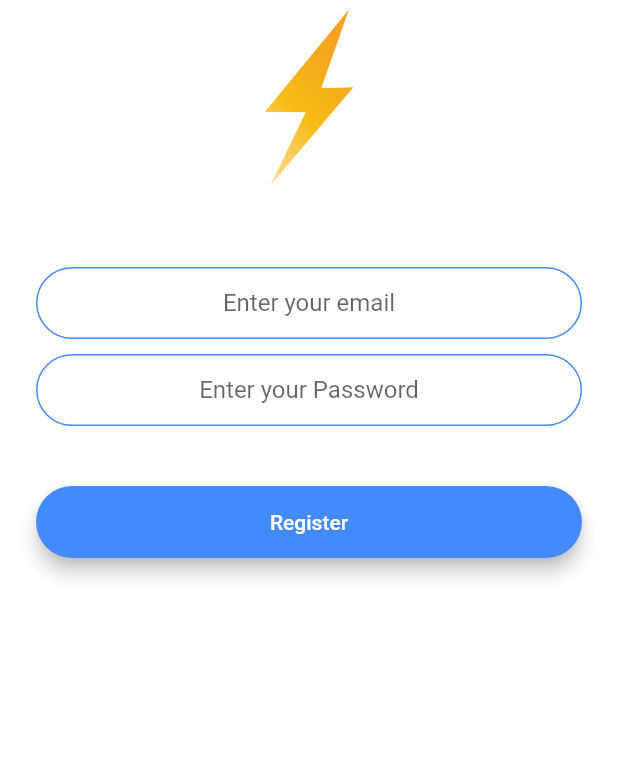
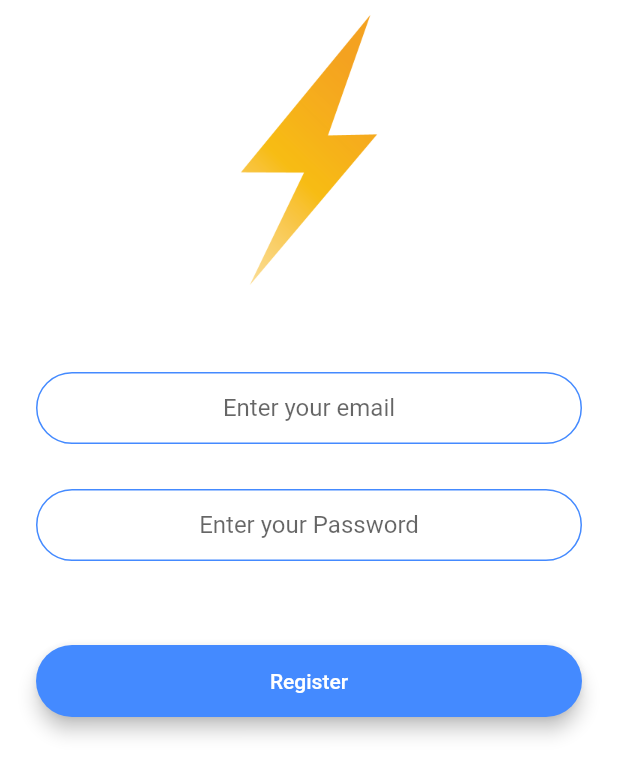
Before and after one commit to Prasoonagrawal/Flutter_Projects, a Flutter app: the RegistrationScreen screen opened by its route, on a phone screen of 412 x 824 dp. Shown: the top 776 px of the screen. Run offline on Flutter 3.47's test engine with Material 2 defaults, Android fonts, the light colour scheme and no system bars; our stand-ins replace animated_text_kit, cloud_firestore, firebase_auth, firebase_core, flutter_spinkit, font_awesome_flutter and 3 more; accounts and stored records are empty.

Commit message:
4feb flash app last check-in

```diff
--- a/flashchatflutter/lib/screens/registration_screen.dart
+++ b/flashchatflutter/lib/screens/registration_screen.dart
@@ -29,11 +29,13 @@ class _RegistrationScreenState extends State<RegistrationScreen> {
             mainAxisAlignment: MainAxisAlignment.start,
             crossAxisAlignment: CrossAxisAlignment.stretch,
             children: <Widget>[
-              Hero(
-                tag: 'logo',
-                child: Container(
-                  height: 130.0,
-                  child: Image.asset('images/logo.png'),
+              Flexible(
+                child: Hero(
+                  tag: 'logo',
+                  child: Container(
+                    height: 200.0,
+                    child: Image.asset('images/logo.png'),
+                  ),
                 ),
               ),
               SizedBox(
@@ -49,7 +51,7 @@ class _RegistrationScreenState extends State<RegistrationScreen> {
                   decoration: kTextFieldDecoration.copyWith(
                       hintText: 'Enter your email')),
               SizedBox(
-                height: 10.0,
+                height: 30.0,
               ),
               TextField(
                   obscureText: true,
@@ -61,7 +63,7 @@ class _RegistrationScreenState extends State<RegistrationScreen> {
                   decoration: kTextFieldDecoration.copyWith(
                       hintText: 'Enter your Password')),
               SizedBox(
-                height: 24.0,
+                height: 40.0,
               ),
               RoundedButton(
                   title: 'Register',
```
Also changed, not shown: flashchatflutter/lib/screens/chat_screen.dart (+91 -34 lines), flashchatflutter/lib/screens/login_screen.dart (+7 -5 lines).
